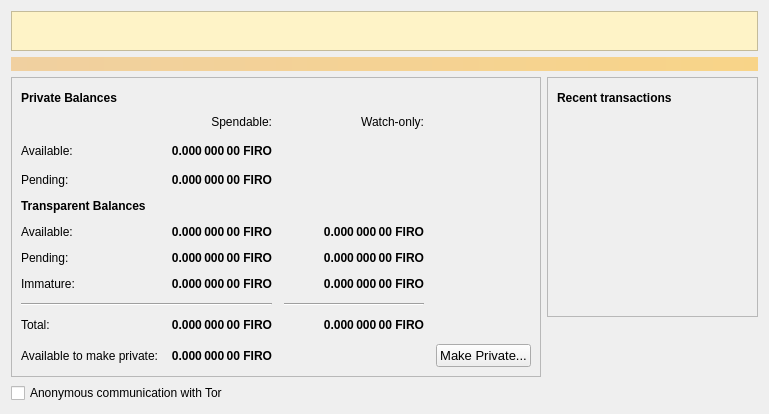
Before: the Qt Designer form src/qt/forms/overviewpage.ui in firoorg/firo, drawn with Qt 5.
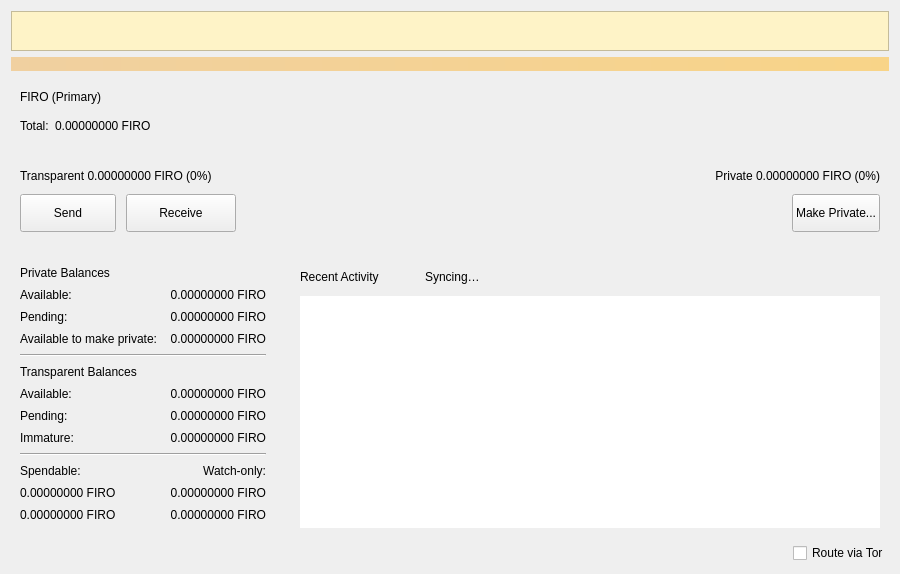
After: the same form once the commit is applied. Icons and pictures are not drawn.

```diff
--- a/src/qt/forms/overviewpage.ui
+++ b/src/qt/forms/overviewpage.ui
@@ -6,8 +6,8 @@
    <rect>
     <x>0</x>
     <y>0</y>
-    <width>769</width>
-    <height>407</height>
+    <width>900</width>
+    <height>560</height>
    </rect>
   </property>
   <property name="windowTitle">
@@ -105,31 +105,22 @@
     </widget>
    </item>
    <item>
-    <layout class="QHBoxLayout" name="horizontalLayout" stretch="1,1">
+    <layout class="QGridLayout" name="mainGrid">
+     <property name="horizontalSpacing"><number>16</number></property>
+     <property name="verticalSpacing"><number>16</number></property>
+
+     <item row="0" column="0" colspan="2">
+      <widget class="QFrame" name="balancesCard">
+       <property name="frameShape"><enum>QFrame::NoFrame</enum></property>
+       <layout class="QVBoxLayout" name="balancesCardLayout">
+        <property name="spacing"><number>8</number></property>
      <item>
-      <layout class="QVBoxLayout" name="verticalLayout_2">
+         <layout class="QHBoxLayout" name="balanceHeaderRow">
+          <property name="spacing"><number>8</number></property>
        <item>
-        <widget class="QFrame" name="frame">
-         <property name="frameShape">
-          <enum>QFrame::StyledPanel</enum>
-         </property>
-         <property name="frameShadow">
-          <enum>QFrame::Raised</enum>
-         </property>
-         <layout class="QVBoxLayout" name="verticalLayout_4">
-          <item>
-           <layout class="QHBoxLayout" name="horizontalLayout_4">
-            <item>
-             <widget class="QLabel" name="label_5">
-              <property name="font">
-               <font>
-                <weight>75</weight>
-                <bold>true</bold>
-               </font>
-              </property>
-              <property name="text">
-               <string>Private Balances</string>
-              </property>
+           <widget class="QLabel" name="labelPrimaryText">
+            <property name="text"><string>FIRO (Primary)</string></property>
+            <property name="alignment"><set>Qt::AlignLeft|Qt::AlignVCenter</set></property>
              </widget>
             </item>
             <item>
@@ -155,498 +146,354 @@
                 <disabledoff>:/icons/warning</disabledoff>:/icons/warning</iconset>
               </property>
               <property name="iconSize">
-               <size>
-                <width>24</width>
-                <height>24</height>
-               </size>
-              </property>
-              <property name="flat">
-               <bool>true</bool>
-              </property>
+             <size><width>20</width><height>20</height></size>
+            </property>
+            <property name="flat"><bool>true</bool></property>
+           </widget>
+          </item>
+          <item>
+           <spacer name="balanceHeaderSpacer">
+            <property name="orientation"><enum>Qt::Horizontal</enum></property>
+            <property name="sizeHint" stdset="0">
+             <size><width>40</width><height>20</height></size>
+            </property>
+           </spacer>
+          </item>
+         </layout>
+        </item>
+        <item>
+         <layout class="QHBoxLayout" name="totalLayout">
+          <property name="spacing"><number>6</number></property>
+          <item>
+           <widget class="QLabel" name="labelTotalText">
+            <property name="text"><string>Total:</string></property>
+            <property name="alignment"><set>Qt::AlignLeft|Qt::AlignVCenter</set></property>
              </widget>
             </item>
             <item>
-             <spacer name="horizontalSpacer_3">
-              <property name="orientation">
-               <enum>Qt::Horizontal</enum>
-              </property>
+           <widget class="QLabel" name="labelTotal">
+            <property name="cursor"><cursorShape>IBeamCursor</cursorShape></property>
+            <property name="toolTip"><string>Your current total balance</string></property>
+            <property name="text"><string notr="true">0.00000000 FIRO</string></property>
+            <property name="alignment"><set>Qt::AlignLeft|Qt::AlignVCenter</set></property>
+            <property name="textInteractionFlags">
+             <set>Qt::LinksAccessibleByMouse|Qt::TextSelectableByKeyboard|Qt::TextSelectableByMouse</set>
+            </property>
+           </widget>
+          </item>
+          <item>
+           <spacer name="totalRowSpacer">
+            <property name="orientation"><enum>Qt::Horizontal</enum></property>
               <property name="sizeHint" stdset="0">
-               <size>
-                <width>40</width>
-                <height>20</height>
-               </size>
+             <size><width>40</width><height>20</height></size>
               </property>
              </spacer>
             </item>
            </layout>
+        </item>
+        <item>
+         <layout class="QVBoxLayout" name="privateTransparentBarLayout">
+          <property name="spacing"><number>10</number></property>
+          <item>
+           <widget class="QFrame" name="privateTransparentBarFrame">
+            <property name="frameShape"><enum>QFrame::NoFrame</enum></property>
+            <property name="minimumSize"><size><width>80</width><height>14</height></size></property>
+            <property name="maximumSize"><size><width>16777215</width><height>14</height></size></property>
+            <layout class="QHBoxLayout" name="privateTransparentBarSegmentsLayout">
+             <property name="spacing"><number>0</number></property>
+             <property name="leftMargin"><number>0</number></property>
+             <property name="topMargin"><number>0</number></property>
+             <property name="rightMargin"><number>0</number></property>
+             <property name="bottomMargin"><number>0</number></property>
+            </layout>
+           </widget>
+          </item>
+         </layout>
+        </item>
+        <item>
+         <layout class="QHBoxLayout" name="privateTransparentSplitRow">
+          <property name="spacing"><number>0</number></property>
+          <item>
+           <widget class="QLabel" name="labelTransparentSplit">
+            <property name="text"><string>Transparent 0.00000000 FIRO (0%)</string></property>
+            <property name="alignment"><set>Qt::AlignLeft|Qt::AlignVCenter</set></property>
+           </widget>
+          </item>
+          <item>
+           <spacer name="privateTransparentSplitSpacer">
+            <property name="orientation"><enum>Qt::Horizontal</enum></property>
+            <property name="sizeHint" stdset="0">
+             <size><width>10</width><height>20</height></size>
+            </property>
+           </spacer>
+          </item>
+          <item>
+           <widget class="QLabel" name="labelPrivateSplit">
+            <property name="text"><string>Private 0.00000000 FIRO (0%)</string></property>
+            <property name="alignment"><set>Qt::AlignRight|Qt::AlignVCenter</set></property>
+           </widget>
+          </item>
+         </layout>
+        </item>
+        <item>
+         <layout class="QHBoxLayout" name="buttonsRow">
+          <property name="spacing"><number>10</number></property>
+          <item>
+           <widget class="QPushButton" name="sendButton">
+            <property name="minimumSize"><size><width>96</width><height>38</height></size></property>
+            <property name="maximumSize"><size><width>16777215</width><height>38</height></size></property>
+            <property name="text"><string>Send</string></property>
+            <property name="cursor"><cursorShape>PointingHandCursor</cursorShape></property>
+           </widget>
+          </item>
+          <item>
+           <widget class="QPushButton" name="receiveButton">
+            <property name="minimumSize"><size><width>110</width><height>38</height></size></property>
+            <property name="maximumSize"><size><width>16777215</width><height>38</height></size></property>
+            <property name="text"><string>Receive</string></property>
+            <property name="cursor"><cursorShape>PointingHandCursor</cursorShape></property>
+           </widget>
+          </item>
+          <item>
+           <spacer name="buttonsRowSpacer">
+            <property name="orientation"><enum>Qt::Horizontal</enum></property>
+            <property name="sizeHint" stdset="0">
+             <size><width>40</width><height>20</height></size>
+            </property>
+           </spacer>
+          </item>
+          <item>
+           <widget class="QPushButton" name="anonymizeButton">
+            <property name="sizePolicy">
+             <sizepolicy hsizetype="Maximum" vsizetype="Fixed">
+              <horstretch>0</horstretch>
+              <verstretch>0</verstretch>
+             </sizepolicy>
+            </property>
+            <property name="minimumSize"><size><width>0</width><height>38</height></size></property>
+            <property name="maximumSize"><size><width>16777215</width><height>38</height></size></property>
+            <property name="text"><string>Make Private...</string></property>
+            <property name="cursor"><cursorShape>PointingHandCursor</cursorShape></property>
+           </widget>
+          </item>
+         </layout>
+        </item>
+       </layout>
+      </widget>
+     </item>
+
+     <item row="1" column="0">
+      <widget class="QFrame" name="detailsCard">
+       <property name="frameShape"><enum>QFrame::NoFrame</enum></property>
+       <property name="minimumSize"><size><width>0</width><height>280</height></size></property>
+       <layout class="QVBoxLayout" name="detailsCardLayout">
+        <property name="spacing"><number>8</number></property>
+        <item>
+         <widget class="QLabel" name="label_5">
+          <property name="text"><string>Private Balances</string></property>
+         </widget>
           </item>
           <item>
            <layout class="QGridLayout" name="gridLayout">
-            <property name="spacing">
-             <number>12</number>
-            </property>
-            <item row="16" column="0">
-             <widget class="QLabel" name="labelAnonymizableText">
-              <property name="text">
-               <string>Available to make private:</string>
-              </property>
-             </widget>
-            </item>
-            <item row="2" column="3">
-             <spacer name="horizontalSpacer_2">
-              <property name="orientation">
-               <enum>Qt::Horizontal</enum>
-              </property>
-              <property name="sizeHint" stdset="0">
-               <size>
-                <width>40</width>
-                <height>20</height>
-               </size>
-              </property>
-             </spacer>
-            </item>
-            <item row="6" column="0" colspan="2">
-             <widget class="QLabel" name="label">
-              <property name="font">
-               <font>
-                <weight>75</weight>
-                <bold>true</bold>
-               </font>
-              </property>
-              <property name="text">
-               <string>Transparent Balances</string>
-              </property>
-             </widget>
-            </item>
-            <item row="16" column="1">
-             <widget class="QLabel" name="labelAnonymizable">
-              <property name="font">
-               <font>
-                <weight>75</weight>
-                <bold>true</bold>
-               </font>
-              </property>
-              <property name="text">
-               <string>0.000 000 00 FIRO</string>
-              </property>
-              <property name="alignment">
-               <set>Qt::AlignRight|Qt::AlignTrailing|Qt::AlignVCenter</set>
-              </property>
-             </widget>
-            </item>
-            <item row="11" column="2">
-             <widget class="QLabel" name="labelWatchPending">
-              <property name="font">
-               <font>
-                <weight>75</weight>
-                <bold>true</bold>
-               </font>
-              </property>
-              <property name="cursor">
-               <cursorShape>IBeamCursor</cursorShape>
-              </property>
-              <property name="toolTip">
-               <string>Unconfirmed transactions to watch-only addresses</string>
-              </property>
-              <property name="text">
-               <string notr="true">0.000 000 00 FIRO</string>
-              </property>
-              <property name="alignment">
-               <set>Qt::AlignRight|Qt::AlignTrailing|Qt::AlignVCenter</set>
-              </property>
-              <property name="textInteractionFlags">
-               <set>Qt::LinksAccessibleByMouse|Qt::TextSelectableByKeyboard|Qt::TextSelectableByMouse</set>
-              </property>
-             </widget>
-            </item>
-            <item row="10" column="1">
-             <widget class="QLabel" name="labelBalance">
-              <property name="font">
-               <font>
-                <weight>75</weight>
-                <bold>true</bold>
-               </font>
-              </property>
-              <property name="cursor">
-               <cursorShape>IBeamCursor</cursorShape>
-              </property>
-              <property name="toolTip">
-               <string>Your current spendable balance</string>
-              </property>
-              <property name="text">
-               <string notr="true">0.000 000 00 FIRO</string>
-              </property>
-              <property name="alignment">
-               <set>Qt::AlignRight|Qt::AlignTrailing|Qt::AlignVCenter</set>
-              </property>
-              <property name="textInteractionFlags">
-               <set>Qt::LinksAccessibleByMouse|Qt::TextSelectableByKeyboard|Qt::TextSelectableByMouse</set>
-              </property>
+          <property name="horizontalSpacing"><number>12</number></property>
+          <property name="verticalSpacing"><number>8</number></property>
+
+          <item row="0" column="0">
+           <widget class="QLabel" name="labelPrivateText">
+            <property name="text"><string>Available:</string></property>
              </widget>
             </item>
             <item row="0" column="1">
-             <widget class="QLabel" name="labelSpendable">
-              <property name="text">
-               <string>Spendable:</string>
-              </property>
-              <property name="alignment">
-               <set>Qt::AlignRight|Qt::AlignTrailing|Qt::AlignVCenter</set>
-              </property>
-             </widget>
-            </item>
-            <item row="10" column="2">
-             <widget class="QLabel" name="labelWatchAvailable">
-              <property name="font">
-               <font>
-                <weight>75</weight>
-                <bold>true</bold>
-               </font>
-              </property>
-              <property name="cursor">
-               <cursorShape>IBeamCursor</cursorShape>
-              </property>
-              <property name="toolTip">
-               <string>Your current balance in watch-only addresses</string>
-              </property>
-              <property name="text">
-               <string notr="true">0.000 000 00 FIRO</string>
-              </property>
-              <property name="alignment">
-               <set>Qt::AlignRight|Qt::AlignTrailing|Qt::AlignVCenter</set>
-              </property>
+           <widget class="QLabel" name="labelPrivate">
+            <property name="cursor"><cursorShape>IBeamCursor</cursorShape></property>
+            <property name="toolTip"><string>Your current spendable private Spark balance</string></property>
+            <property name="text"><string>0.00000000 FIRO</string></property>
+            <property name="alignment"><set>Qt::AlignRight|Qt::AlignTrailing|Qt::AlignVCenter</set></property>
               <property name="textInteractionFlags">
                <set>Qt::LinksAccessibleByMouse|Qt::TextSelectableByKeyboard|Qt::TextSelectableByMouse</set>
               </property>
              </widget>
             </item>
-            <item row="11" column="0">
-             <widget class="QLabel" name="labelPendingText">
-              <property name="text">
-               <string>Pending:</string>
-              </property>
-             </widget>
-            </item>
-            <item row="5" column="1">
+
+          <item row="1" column="0">
+           <widget class="QLabel" name="labelUnconfirmedPrivateText">
+            <property name="text"><string>Pending:</string></property>
+           </widget>
+          </item>
+          <item row="1" column="1">
              <widget class="QLabel" name="labelUnconfirmedPrivate">
-              <property name="font">
-               <font>
-                <weight>75</weight>
-                <bold>true</bold>
-               </font>
-              </property>
-              <property name="cursor">
-               <cursorShape>IBeamCursor</cursorShape>
-              </property>
-              <property name="toolTip">
-               <string>Total of Spark mint transactions that have yet to be confirmed, and do not yet count toward the spendable balance</string>
-              </property>
-              <property name="text">
-               <string>0.000 000 00 FIRO</string>
-              </property>
-              <property name="alignment">
-               <set>Qt::AlignRight|Qt::AlignTrailing|Qt::AlignVCenter</set>
-              </property>
+            <property name="cursor"><cursorShape>IBeamCursor</cursorShape></property>
+            <property name="toolTip"><string>Total of Spark mint transactions that have yet to be confirmed, and do not yet count toward the spendable balance</string></property>
+            <property name="text"><string>0.00000000 FIRO</string></property>
+            <property name="alignment"><set>Qt::AlignRight|Qt::AlignTrailing|Qt::AlignVCenter</set></property>
               <property name="textInteractionFlags">
                <set>Qt::LinksAccessibleByMouse|Qt::TextSelectableByKeyboard|Qt::TextSelectableByMouse</set>
               </property>
              </widget>
             </item>
+
+          <item row="2" column="0">
+           <widget class="QLabel" name="labelAnonymizableText">
+            <property name="text"><string>Available to make private:</string></property>
+           </widget>
+          </item>
+          <item row="2" column="1">
+           <widget class="QLabel" name="labelAnonymizable">
+            <property name="text"><string>0.00000000 FIRO</string></property>
+            <property name="alignment"><set>Qt::AlignRight|Qt::AlignTrailing|Qt::AlignVCenter</set></property>
+           </widget>
+          </item>
+
+          <item row="3" column="0" colspan="2">
+           <widget class="Line" name="lineTotalBalance">
+            <property name="orientation"><enum>Qt::Horizontal</enum></property>
+           </widget>
+          </item>
+
+          <item row="4" column="0" colspan="2">
+           <widget class="QLabel" name="label">
+            <property name="text"><string>Transparent Balances</string></property>
+           </widget>
+          </item>
+
             <item row="5" column="0">
-             <widget class="QLabel" name="labelUnconfirmedPrivateText">
-              <property name="text">
-               <string>Pending:</string>
-              </property>
-             </widget>
-            </item>
-            <item row="13" column="2">
-             <widget class="Line" name="lineWatchBalance">
-              <property name="sizePolicy">
-               <sizepolicy hsizetype="Preferred" vsizetype="Fixed">
-                <horstretch>0</horstretch>
-                <verstretch>0</verstretch>
-               </sizepolicy>
-              </property>
-              <property name="minimumSize">
-               <size>
-                <width>140</width>
-                <height>0</height>
-               </size>
-              </property>
-              <property name="orientation">
-               <enum>Qt::Horizontal</enum>
-              </property>
-             </widget>
-            </item>
-            <item row="15" column="0">
-             <widget class="QLabel" name="labelTotalText">
-              <property name="text">
-               <string>Total:</string>
-              </property>
-             </widget>
-            </item>
-            <item row="0" column="2">
-             <widget class="QLabel" name="labelWatchonly">
-              <property name="text">
-               <string>Watch-only:</string>
-              </property>
-              <property name="alignment">
-               <set>Qt::AlignRight|Qt::AlignTrailing|Qt::AlignVCenter</set>
-              </property>
-             </widget>
-            </item>
-            <item row="10" column="0">
              <widget class="QLabel" name="labelBalanceText">
-              <property name="text">
-               <string>Available:</string>
-              </property>
-             </widget>
-            </item>
-            <item row="15" column="1">
-             <widget class="QLabel" name="labelTotal">
-              <property name="font">
-               <font>
-                <weight>75</weight>
-                <bold>true</bold>
-               </font>
-              </property>
-              <property name="cursor">
-               <cursorShape>IBeamCursor</cursorShape>
-              </property>
-              <property name="toolTip">
-               <string>Your current total balance</string>
-              </property>
-              <property name="text">
-               <string notr="true">0.000 000 00 FIRO</string>
-              </property>
-              <property name="alignment">
-               <set>Qt::AlignRight|Qt::AlignTrailing|Qt::AlignVCenter</set>
-              </property>
+            <property name="text"><string>Available:</string></property>
+           </widget>
+          </item>
+          <item row="5" column="1">
+           <widget class="QLabel" name="labelBalance">
+            <property name="cursor"><cursorShape>IBeamCursor</cursorShape></property>
+            <property name="toolTip"><string>Your current spendable balance</string></property>
+            <property name="text"><string notr="true">0.00000000 FIRO</string></property>
+            <property name="alignment"><set>Qt::AlignRight|Qt::AlignTrailing|Qt::AlignVCenter</set></property>
               <property name="textInteractionFlags">
                <set>Qt::LinksAccessibleByMouse|Qt::TextSelectableByKeyboard|Qt::TextSelectableByMouse</set>
               </property>
              </widget>
             </item>
-            <item row="15" column="2">
-             <widget class="QLabel" name="labelWatchTotal">
-              <property name="font">
-               <font>
-                <weight>75</weight>
-                <bold>true</bold>
-               </font>
-              </property>
-              <property name="cursor">
-               <cursorShape>IBeamCursor</cursorShape>
-              </property>
-              <property name="toolTip">
-               <string>Current total balance in watch-only addresses</string>
-              </property>
-              <property name="text">
-               <string notr="true">0.000 000 00 FIRO</string>
-              </property>
-              <property name="alignment">
-               <set>Qt::AlignRight|Qt::AlignTrailing|Qt::AlignVCenter</set>
-              </property>
-              <property name="textInteractionFlags">
-               <set>Qt::LinksAccessibleByMouse|Qt::TextSelectableByKeyboard|Qt::TextSelectableByMouse</set>
-              </property>
-             </widget>
-            </item>
-            <item row="13" column="0" colspan="2">
-             <widget class="Line" name="lineTotalBalance">
-              <property name="orientation">
-               <enum>Qt::Horizontal</enum>
-              </property>
-             </widget>
-            </item>
-            <item row="11" column="1">
+
+          <item row="6" column="0">
+           <widget class="QLabel" name="labelPendingText">
+            <property name="text"><string>Pending:</string></property>
+           </widget>
+          </item>
+          <item row="6" column="1">
              <widget class="QLabel" name="labelUnconfirmed">
-              <property name="font">
-               <font>
-                <weight>75</weight>
-                <bold>true</bold>
-               </font>
-              </property>
-              <property name="cursor">
-               <cursorShape>IBeamCursor</cursorShape>
-              </property>
-              <property name="toolTip">
-               <string>Total of transactions that have yet to be confirmed, and do not yet count toward the spendable balance</string>
-              </property>
-              <property name="text">
-               <string notr="true">0.000 000 00 FIRO</string>
-              </property>
-              <property name="alignment">
-               <set>Qt::AlignRight|Qt::AlignTrailing|Qt::AlignVCenter</set>
-              </property>
+            <property name="cursor"><cursorShape>IBeamCursor</cursorShape></property>
+            <property name="toolTip"><string>Total of transactions that have yet to be confirmed, and do not yet count toward the spendable balance</string></property>
+            <property name="text"><string notr="true">0.00000000 FIRO</string></property>
+            <property name="alignment"><set>Qt::AlignRight|Qt::AlignTrailing|Qt::AlignVCenter</set></property>
               <property name="textInteractionFlags">
                <set>Qt::LinksAccessibleByMouse|Qt::TextSelectableByKeyboard|Qt::TextSelectableByMouse</set>
               </property>
              </widget>
             </item>
-            <item row="16" column="3" alignment="Qt::AlignLeft">
-             <widget class="QPushButton" name="anonymizeButton">
-              <property name="sizePolicy">
-               <sizepolicy hsizetype="Minimum" vsizetype="Minimum">
-                <horstretch>0</horstretch>
-                <verstretch>0</verstretch>
-               </sizepolicy>
-              </property>
-              <property name="font">
-               <font>
-                <pointsize>10</pointsize>
-               </font>
-              </property>
-              <property name="text">
-               <string>Make Private...</string>
-              </property>
-             </widget>
-            </item>
-            <item row="12" column="0">
+
+          <item row="7" column="0">
              <widget class="QLabel" name="labelImmatureText">
-              <property name="text">
-               <string>Immature:</string>
-              </property>
-             </widget>
-            </item>
-            <item row="12" column="1">
+            <property name="text"><string>Immature:</string></property>
+           </widget>
+          </item>
+          <item row="7" column="1">
              <widget class="QLabel" name="labelImmature">
-              <property name="font">
-               <font>
-                <weight>75</weight>
-                <bold>true</bold>
-               </font>
-              </property>
-              <property name="cursor">
-               <cursorShape>IBeamCursor</cursorShape>
-              </property>
-              <property name="toolTip">
-               <string>Mined balance that has not yet matured</string>
-              </property>
-              <property name="text">
-               <string notr="true">0.000 000 00 FIRO</string>
-              </property>
-              <property name="alignment">
-               <set>Qt::AlignRight|Qt::AlignTrailing|Qt::AlignVCenter</set>
-              </property>
+            <property name="cursor"><cursorShape>IBeamCursor</cursorShape></property>
+            <property name="toolTip"><string>Mined balance that has not yet matured</string></property>
+            <property name="text"><string notr="true">0.00000000 FIRO</string></property>
+            <property name="alignment"><set>Qt::AlignRight|Qt::AlignTrailing|Qt::AlignVCenter</set></property>
+            <property name="textInteractionFlags">
+             <set>Qt::LinksAccessibleByMouse|Qt::TextSelectableByKeyboard|Qt::TextSelectableByMouse</set>
+            </property>
+           </widget>
+          </item>
+
+          <item row="8" column="0" colspan="2">
+           <widget class="Line" name="lineWatchBalance">
+            <property name="orientation"><enum>Qt::Horizontal</enum></property>
+           </widget>
+          </item>
+
+          <item row="9" column="0">
+           <widget class="QLabel" name="labelSpendable">
+            <property name="text"><string>Spendable:</string></property>
+           </widget>
+          </item>
+          <item row="9" column="1">
+           <widget class="QLabel" name="labelWatchonly">
+            <property name="text"><string>Watch-only:</string></property>
+            <property name="alignment"><set>Qt::AlignRight|Qt::AlignTrailing|Qt::AlignVCenter</set></property>
+           </widget>
+          </item>
+
+          <item row="10" column="0">
+           <widget class="QLabel" name="labelWatchAvailable">
+            <property name="cursor"><cursorShape>IBeamCursor</cursorShape></property>
+            <property name="toolTip"><string>Your current balance in watch-only addresses</string></property>
+            <property name="text"><string notr="true">0.00000000 FIRO</string></property>
+            <property name="textInteractionFlags">
+             <set>Qt::LinksAccessibleByMouse|Qt::TextSelectableByKeyboard|Qt::TextSelectableByMouse</set>
+            </property>
+           </widget>
+          </item>
+          <item row="10" column="1">
+           <widget class="QLabel" name="labelWatchPending">
+            <property name="cursor"><cursorShape>IBeamCursor</cursorShape></property>
+            <property name="toolTip"><string>Unconfirmed transactions to watch-only addresses</string></property>
+            <property name="text"><string notr="true">0.00000000 FIRO</string></property>
+            <property name="alignment"><set>Qt::AlignRight|Qt::AlignTrailing|Qt::AlignVCenter</set></property>
               <property name="textInteractionFlags">
                <set>Qt::LinksAccessibleByMouse|Qt::TextSelectableByKeyboard|Qt::TextSelectableByMouse</set>
               </property>
              </widget>
             </item>
-            <item row="12" column="2">
+
+          <item row="11" column="0">
              <widget class="QLabel" name="labelWatchImmature">
-              <property name="font">
-               <font>
-                <weight>75</weight>
-                <bold>true</bold>
-               </font>
-              </property>
-              <property name="cursor">
-               <cursorShape>IBeamCursor</cursorShape>
-              </property>
-              <property name="toolTip">
-               <string>Mined balance in watch-only addresses that has not yet matured</string>
-              </property>
-              <property name="text">
-               <string notr="true">0.000 000 00 FIRO</string>
-              </property>
-              <property name="alignment">
-               <set>Qt::AlignRight|Qt::AlignTrailing|Qt::AlignVCenter</set>
-              </property>
+            <property name="cursor"><cursorShape>IBeamCursor</cursorShape></property>
+            <property name="toolTip"><string>Mined balance in watch-only addresses that has not yet matured</string></property>
+            <property name="text"><string notr="true">0.00000000 FIRO</string></property>
               <property name="textInteractionFlags">
                <set>Qt::LinksAccessibleByMouse|Qt::TextSelectableByKeyboard|Qt::TextSelectableByMouse</set>
               </property>
              </widget>
             </item>
-            <item row="2" column="0">
-             <widget class="QLabel" name="labelPrivateText">
-              <property name="text">
-               <string>Available:</string>
-              </property>
-             </widget>
-            </item>
-            <item row="2" column="1">
-             <widget class="QLabel" name="labelPrivate">
-              <property name="font">
-               <font>
-                <weight>75</weight>
-                <bold>true</bold>
-               </font>
-              </property>
-              <property name="cursor">
-               <cursorShape>IBeamCursor</cursorShape>
-              </property>
-              <property name="toolTip">
-               <string>Your current spendable private Spark balance</string>
-              </property>
-              <property name="text">
-               <string>0.000 000 00 FIRO</string>
-              </property>
-              <property name="alignment">
-               <set>Qt::AlignRight|Qt::AlignTrailing|Qt::AlignVCenter</set>
-              </property>
+          <item row="11" column="1">
+           <widget class="QLabel" name="labelWatchTotal">
+            <property name="cursor"><cursorShape>IBeamCursor</cursorShape></property>
+            <property name="toolTip"><string>Current total balance in watch-only addresses</string></property>
+            <property name="text"><string notr="true">0.00000000 FIRO</string></property>
+            <property name="alignment"><set>Qt::AlignRight|Qt::AlignTrailing|Qt::AlignVCenter</set></property>
               <property name="textInteractionFlags">
                <set>Qt::LinksAccessibleByMouse|Qt::TextSelectableByKeyboard|Qt::TextSelectableByMouse</set>
               </property>
              </widget>
             </item>
            </layout>
-          </item>
-         </layout>
-        </widget>
        </item>
        <item>
-        <spacer name="verticalSpacer">
-         <property name="orientation">
-          <enum>Qt::Vertical</enum>
-         </property>
+         <spacer name="detailsCardSpacer">
+          <property name="orientation"><enum>Qt::Vertical</enum></property>
          <property name="sizeHint" stdset="0">
-          <size>
-           <width>20</width>
-           <height>40</height>
-          </size>
+           <size><width>20</width><height>20</height></size>
          </property>
         </spacer>
        </item>
-       <item>
-        <widget class="QCheckBox" name="checkboxEnabledTor">
-         <property name="enabled">
-          <bool>true</bool>
-         </property>
-         <property name="text">
-          <string>Anonymous communication with Tor</string>
-         </property>
-         <property name="checked">
-          <bool>false</bool>
-         </property>
-        </widget>
-       </item>
-      </layout>
+       </layout>
+      </widget>
      </item>
+
+     <item row="1" column="1">
+      <widget class="QFrame" name="activityCard">
+       <property name="frameShape"><enum>QFrame::NoFrame</enum></property>
+       <property name="minimumSize"><size><width>0</width><height>280</height></size></property>
+       <layout class="QVBoxLayout" name="activityCardLayout">
+        <property name="spacing"><number>8</number></property>
      <item>
-      <layout class="QVBoxLayout" name="verticalLayout_3">
-       <item>
-        <widget class="QFrame" name="frame_2">
-         <property name="frameShape">
-          <enum>QFrame::StyledPanel</enum>
-         </property>
-         <property name="frameShadow">
-          <enum>QFrame::Raised</enum>
-         </property>
-         <layout class="QVBoxLayout" name="verticalLayout">
-          <item>
-           <layout class="QHBoxLayout" name="horizontalLayout_2">
+         <layout class="QHBoxLayout" name="activityHeaderRow">
+          <property name="spacing"><number>8</number></property>
             <item>
              <widget class="QLabel" name="label_4">
-              <property name="font">
-               <font>
-                <weight>75</weight>
-                <bold>true</bold>
-               </font>
-              </property>
-              <property name="text">
-               <string>Recent transactions</string>
-              </property>
+            <property name="text"><string>Recent Activity</string></property>
              </widget>
             </item>
             <item>
@@ -672,26 +519,21 @@
                 <disabledoff>:/icons/warning</disabledoff>:/icons/warning</iconset>
               </property>
               <property name="iconSize">
-               <size>
-                <width>24</width>
-                <height>24</height>
-               </size>
-              </property>
-              <property name="flat">
-               <bool>true</bool>
-              </property>
+             <size><width>20</width><height>20</height></size>
+            </property>
+            <property name="flat"><bool>true</bool></property>
              </widget>
             </item>
             <item>
-             <spacer name="horizontalSpacer">
-              <property name="orientation">
-               <enum>Qt::Horizontal</enum>
-              </property>
+           <widget class="QLabel" name="labelSyncStatus">
+            <property name="text"><string>Syncing…</string></property>
+           </widget>
+          </item>
+          <item>
+           <spacer name="activityHeaderSpacer">
+            <property name="orientation"><enum>Qt::Horizontal</enum></property>
               <property name="sizeHint" stdset="0">
-               <size>
-                <width>40</width>
-                <height>20</height>
-               </size>
+             <size><width>40</width><height>20</height></size>
               </property>
              </spacer>
             </item>
@@ -699,40 +541,34 @@
           </item>
           <item>
            <widget class="QListView" name="listTransactions">
-            <property name="styleSheet">
-             <string notr="true">QListView { background: transparent; }</string>
-            </property>
-            <property name="frameShape">
-             <enum>QFrame::NoFrame</enum>
-            </property>
-            <property name="verticalScrollBarPolicy">
-             <enum>Qt::ScrollBarAlwaysOff</enum>
-            </property>
-            <property name="horizontalScrollBarPolicy">
-             <enum>Qt::ScrollBarAlwaysOff</enum>
-            </property>
-            <property name="selectionMode">
-             <enum>QAbstractItemView::NoSelection</enum>
-            </property>
+          <property name="minimumSize"><size><width>0</width><height>180</height></size></property>
+          <property name="frameShape"><enum>QFrame::NoFrame</enum></property>
+          <property name="verticalScrollBarPolicy"><enum>Qt::ScrollBarAlwaysOff</enum></property>
+          <property name="horizontalScrollBarPolicy"><enum>Qt::ScrollBarAlwaysOff</enum></property>
+          <property name="selectionMode"><enum>QAbstractItemView::NoSelection</enum></property>
            </widget>
           </item>
          </layout>
         </widget>
        </item>
+    </layout>
+   </item>
         <item>
-        <spacer name="verticalSpacer_2">
-         <property name="orientation">
-          <enum>Qt::Vertical</enum>
-         </property>
+    <layout class="QHBoxLayout" name="footerRow">
+     <item>
+      <spacer name="footerSpacer">
+       <property name="orientation"><enum>Qt::Horizontal</enum></property>
          <property name="sizeHint" stdset="0">
-          <size>
-           <width>20</width>
-           <height>40</height>
-          </size>
+        <size><width>40</width><height>20</height></size>
          </property>
         </spacer>
        </item>
-      </layout>
+     <item>
+      <widget class="QCheckBox" name="checkboxEnabledTor">
+       <property name="enabled"><bool>true</bool></property>
+       <property name="text"><string>Route via Tor</string></property>
+       <property name="checked"><bool>false</bool></property>
+      </widget>
      </item>
     </layout>
    </item>
```
Left out of the diff: 36 changed lines with no effect on the pictures. Lines whose indentation alone changed are shown as unchanged.
